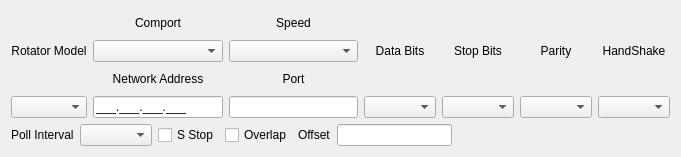
zsteva/backup-minos2, file mqt/MqtRotator/rotsetupform.ui: the form before one commit.
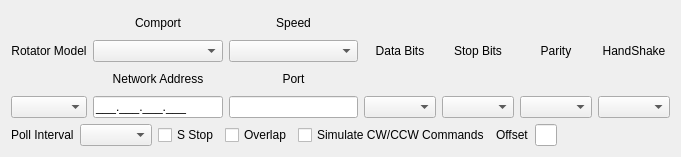
The form after the commit.

Commit message: check rotator types are ok start to add checkbox to turn off rotator cwccw simulation

```diff
--- a/mqt/MqtRotator/rotsetupform.ui
+++ b/mqt/MqtRotator/rotsetupform.ui
@@ -197,6 +197,13 @@
        </property>
       </widget>
      </item>
+     <item>
+      <widget class="QCheckBox" name="simCW_CCWcmd">
+       <property name="text">
+        <string>Simulate CW/CCW Commands</string>
+       </property>
+      </widget>
+     </item>
      <item>
       <widget class="QLabel" name="offSetLbl">
        <property name="text">
```
The commit also changes 5 other files.
